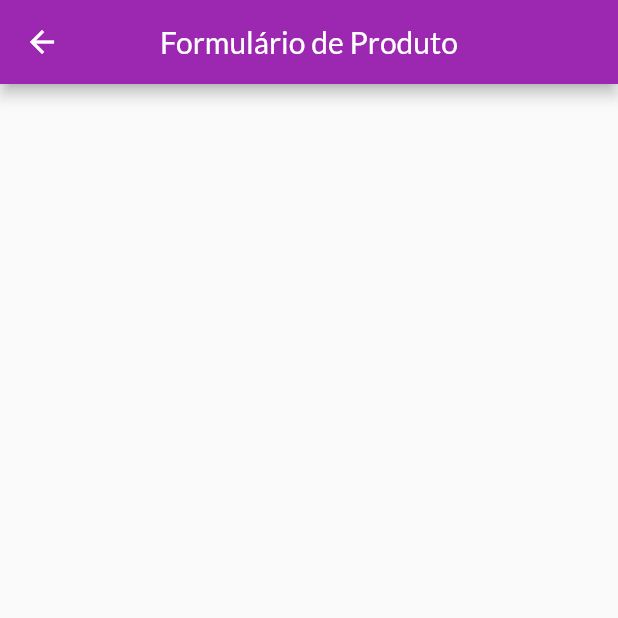
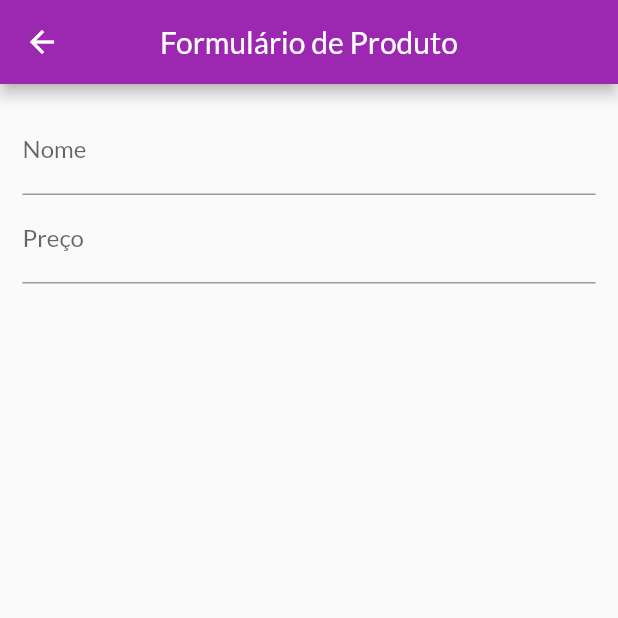
Before and after one commit to IagoMesquita/shop-flutter, a Flutter app: the ProductFormPage screen opened by its route, on a phone screen of 412 x 824 dp, the top half of it. Run offline on Flutter 3.47's test engine with Material 2 defaults, Android fonts, the phone set to English and light mode, and no system bars; network calls fail.

Commit message:
feat: TextFormField name and proce

```diff
--- a/lib/pages/product_form_page.dart
+++ b/lib/pages/product_form_page.dart
@@ -1,4 +1,3 @@
-
 import 'package:flutter/material.dart';
 
 class ProductFormPage extends StatelessWidget {
@@ -11,6 +10,22 @@ class ProductFormPage extends StatelessWidget {
         centerTitle: true,
         title: const Text('Formulário de Produto'),
       ),
+      body: Padding(
+        padding: const EdgeInsets.all(15),
+        child: Form(
+            child: ListView(
+          children: [
+            TextFormField(
+              decoration: const InputDecoration(labelText: 'Nome'),
+              textInputAction: TextInputAction.next,
+            ),
+            TextFormField(
+              decoration: const InputDecoration(labelText: 'Preço'),
+              keyboardType: const TextInputType.numberWithOptions(decimal: true),
+            ),
+          ],
+        )),
+      ),
     );
   }
 }
```
